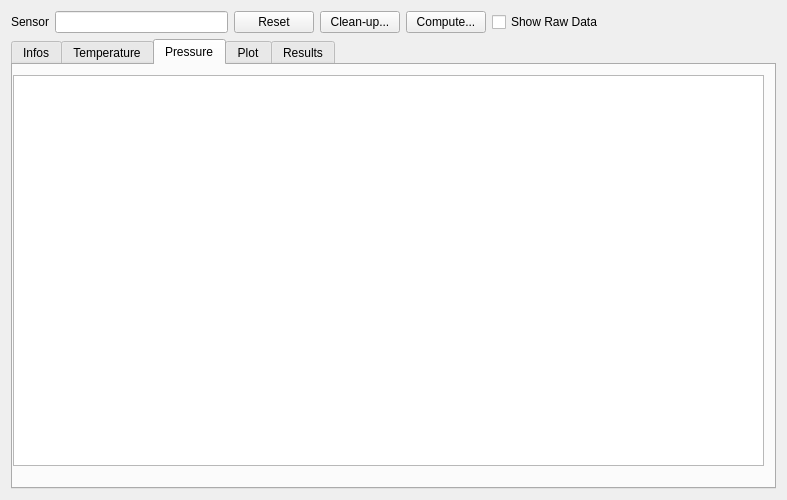
This is molonaviz/widgetpoint.ui in SandraClodion/projet_molonaviz as Qt 5 draws it before an edit. The edited form follows.
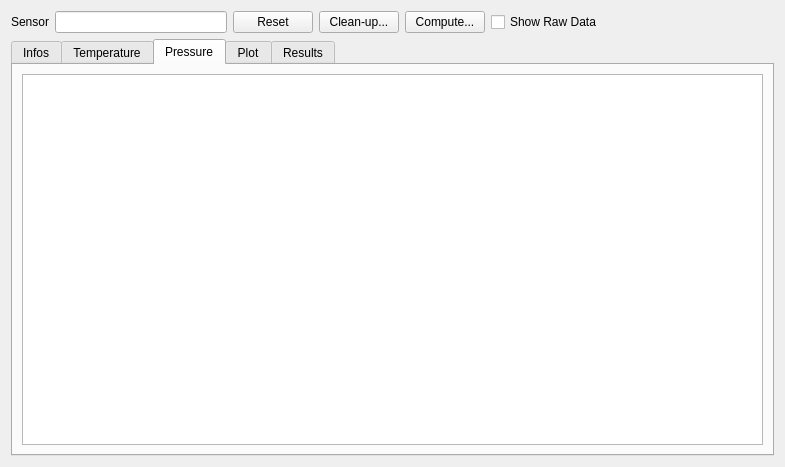
This is the edited form. The open tabs and pages were chosen to show the change.

The edit to the form file:
```diff
--- a/molonaviz/widgetpoint.ui
+++ b/molonaviz/widgetpoint.ui
@@ -6,8 +6,8 @@
    <rect>
     <x>0</x>
     <y>0</y>
-    <width>787</width>
-    <height>500</height>
+    <width>785</width>
+    <height>467</height>
    </rect>
   </property>
   <property name="windowTitle">
@@ -115,16 +115,11 @@
       <attribute name="title">
        <string>Pressure</string>
       </attribute>
-      <widget class="QTableView" name="tableViewPress">
-       <property name="geometry">
-        <rect>
-         <x>0</x>
-         <y>10</y>
-         <width>751</width>
-         <height>391</height>
-        </rect>
-       </property>
-      </widget>
+      <layout class="QGridLayout" name="gridLayout_2">
+       <item row="0" column="0">
+        <widget class="QTableView" name="tableViewPress"/>
+       </item>
+      </layout>
      </widget>
      <widget class="QWidget" name="tabPlot">
       <attribute name="title">
```
Left out of the diff: 20 changed lines with no effect on the pictures.
